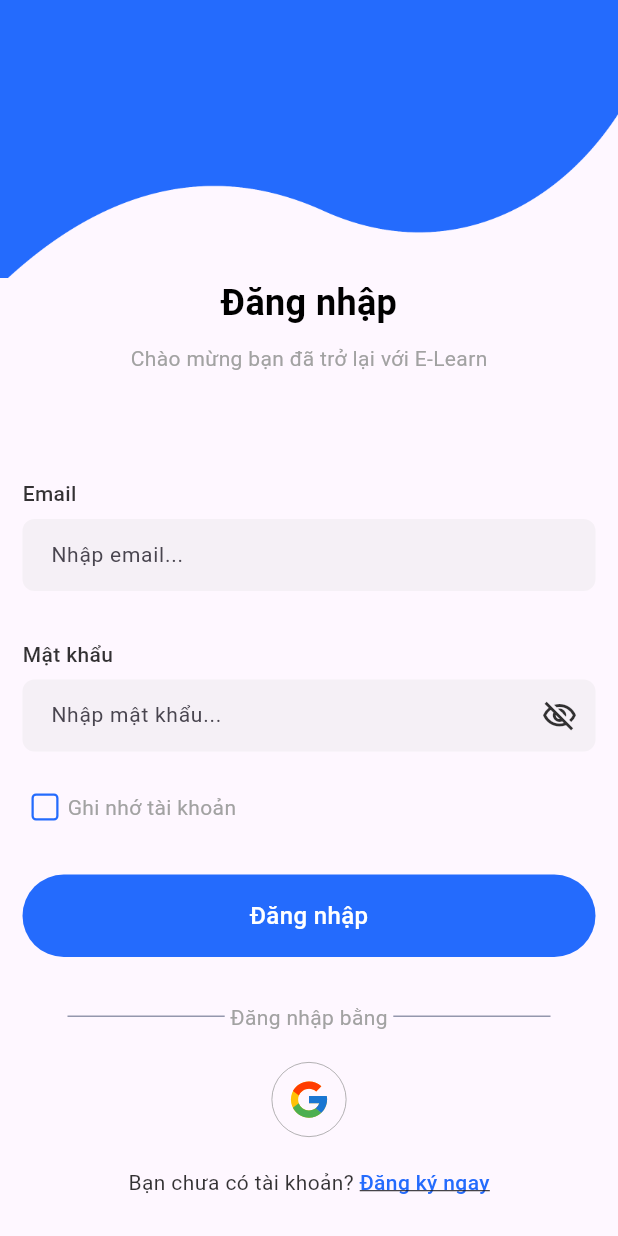
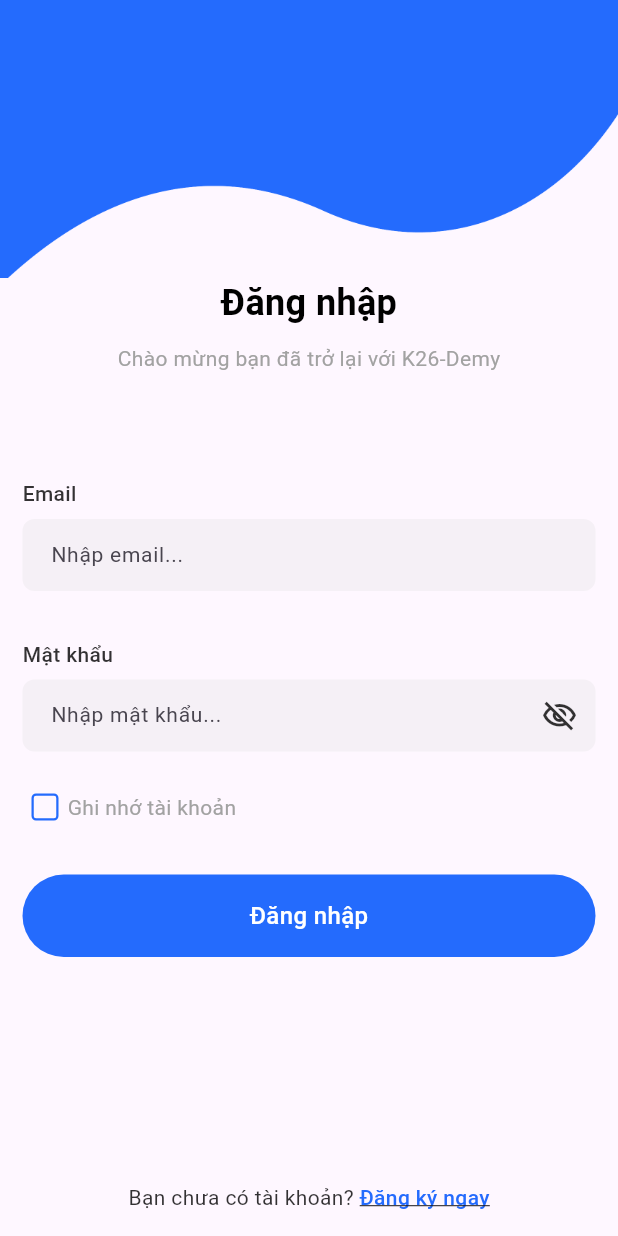
Before and after one commit to nguyetanphien/Elean2, a Flutter app: the SignInPage screen opened directly, on a phone screen of 412 x 824 dp. Run offline on Flutter 3.47's test engine with Material 3 defaults, Android fonts, the phone set to English and light mode, and no system bars; our stand-ins replace cached_network_image, chewie, connectivity, dio, flutter_image_compress, flutter_rating_bar and 17 more; missing offline and left inert: flutter_inappwebview; accounts and stored records are empty; generated files the repository leaves out were written again; network calls fail.

Commit message:
policy, help

```diff
--- a/lib/main.dart
+++ b/lib/main.dart
@@ -61,7 +61,7 @@ class MyApp extends StatelessWidget {
   @override
   Widget build(BuildContext context) {
     return MaterialApp(
-      title: 'E-Learn',
+      title: 'K26-Demy',
       theme: ThemeData(
 
           // colorScheme: ColorScheme.fromSeed(seedColor: Colors.deepPurple),
--- a/lib/src/page/auth/sign_in/sign_in_page.dart
+++ b/lib/src/page/auth/sign_in/sign_in_page.dart
@@ -1,5 +1,4 @@
 import 'package:flutter/material.dart';
-import 'package:flutter_svg/flutter_svg.dart';
 import 'package:kltn/src/base/base_page.dart';
 import 'package:kltn/src/page/auth/sign_in/sign_in_vm.dart';
 import 'package:kltn/src/page/auth/sign_up/sign_up_page.dart';
@@ -50,7 +49,7 @@ class _SignInPageState extends State<SignInPage> with MixinBasePage<SignInVM> {
                         height: 10,
                       ),
                       const Text(
-                        'Chào mừng bạn đã trở lại với E-Learn',
+                        'Chào mừng bạn đã trở lại với K26-Demy',
                         style: TextStyle(
                           color: AppColors.grayA2,
                           fontWeight: FontWeight.w400,
@@ -209,55 +208,55 @@ class _SignInPageState extends State<SignInPage> with MixinBasePage<SignInVM> {
                         ),
                       ),
                       const SizedBox(
-                        height: 30,
+                        height: 150,
                       ),
-                      const Row(
-                        children: [
-                          SizedBox(
-                            width: 30,
-                          ),
-                          Expanded(
-                            child: SizedBox(
-                              width: 100,
-                              child: Divider(
-                                color: AppColors.h9497AD,
-                                height: 0,
-                              ),
-                            ),
-                          ),
-                          Text(
-                            ' Đăng nhập bằng ',
-                            style: TextStyle(color: AppColors.grayA2, fontSize: 14, fontWeight: FontWeight.w400),
-                          ),
-                          Expanded(
-                            child: SizedBox(
-                              width: 100,
-                              child: Divider(
-                                color: AppColors.h9497AD,
-                                height: 0,
-                              ),
-                            ),
-                          ),
-                          SizedBox(
-                            width: 30,
-                          ),
-                        ],
-                      ),
-                      const SizedBox(
-                        height: 20,
-                      ),
-                      Container(
-                        width: 50,
-                        height: 50,
-                        padding: const EdgeInsets.all(10),
-                        decoration: BoxDecoration(
-                            borderRadius: BorderRadius.circular(40),
-                            border: Border.all(color: AppColors.gray99, width: 0.5)),
-                        child: SvgPicture.asset('assets/icon/google.svg'),
-                      ),
-                      const SizedBox(
-                        height: 20,
-                      ),
+                      // const Row(
+                      //   children: [
+                      //     SizedBox(
+                      //       width: 30,
+                      //     ),
+                      //     Expanded(
+                      //       child: SizedBox(
+                      //         width: 100,
+                      //         child: Divider(
+                      //           color: AppColors.h9497AD,
+                      //           height: 0,
+                      //         ),
+                      //       ),
+                      //     ),
+                      //     Text(
+                      //       ' Đăng nhập bằng ',
+                      //       style: TextStyle(color: AppColors.grayA2, fontSize: 14, fontWeight: FontWeight.w400),
+                      //     ),
+                      //     Expanded(
+                      //       child: SizedBox(
+                      //         width: 100,
+                      //         child: Divider(
+                      //           color: AppColors.h9497AD,
+                      //           height: 0,
+                      //         ),
+                      //       ),
+                      //     ),
+                      //     SizedBox(
+                      //       width: 30,
+                      //     ),
+                      //   ],
+                      // ),
+                      // const SizedBox(
+                      //   height: 20,
+                      // ),
+                      // Container(
+                      //   width: 50,
+                      //   height: 50,
+                      //   padding: const EdgeInsets.all(10),
+                      //   decoration: BoxDecoration(
+                      //       borderRadius: BorderRadius.circular(40),
+                      //       border: Border.all(color: AppColors.gray99, width: 0.5)),
+                      //   child: SvgPicture.asset('assets/icon/google.svg'),
+                      // ),
+                      // const SizedBox(
+                      //   height: 20,
+                      // ),
                       Row(
                         mainAxisAlignment: MainAxisAlignment.center,
                         children: [
--- a/lib/src/page/home/home_vm.dart
+++ b/lib/src/page/home/home_vm.dart
@@ -128,7 +128,7 @@ class HomeVM extends BaseViewModel {
     if ((prefs.userName ?? '').isNotEmpty) {
       userName = prefs.userName ?? '';
     } else {
-      userName = 'E-Learn';
+      userName = 'K26-Demy';
     }
     isLoadingUser = false;
     notifyListeners();
--- a/lib/src/page/splash/splash.dart
+++ b/lib/src/page/splash/splash.dart
@@ -38,7 +38,7 @@ class _SplashState extends State<Splash> with MixinBasePage<SplashVM> {
                       height: 10,
                     ),
                     const Text(
-                      'E-Learn',
+                      'K26-Demy',
                       style: TextStyle(
                         color: Colors.black,
                         fontWeight: FontWeight.w600,
--- a/lib/src/page/splash/splash_vm.dart
+++ b/lib/src/page/splash/splash_vm.dart
@@ -25,10 +25,6 @@ class SplashVM extends BaseViewModel {
     //           (route) => false,
     //         );
     //       });
-    print("pppppppp${prefs.token != null && prefs.userRole == 'teacher' && prefs.userUpdate == false}");
-    print("pppppppp${prefs.token }");
-    print("pppppppp${prefs.userRole }");
-    print("pppppppp${prefs.userUpdate}");
     InternetConnectionChecker().onStatusChange.listen((status) {
       switch (status) {
         case InternetConnectionStatus.connected:
--- a/lib/src/page/your_profile/your_profile_vm.dart
+++ b/lib/src/page/your_profile/your_profile_vm.dart
@@ -107,6 +107,7 @@ class YourProfileVM extends BaseViewModel {
         emailController.text = response.data?.userEmail ?? '';
         avatar = response.data?.userAvatar ?? '';
         phoneController.text = response.data?.userPhone ?? '';
+        dateTimeController.text = response.data?.userBirthday ?? '';
       }
       hideLoading();
       notifyListeners();
@@ -125,6 +126,8 @@ class YourProfileVM extends BaseViewModel {
     final body = ProfileBody()
       ..userAvatar = avatar
       ..userName = nameController.text
+      ..userBirthday = dateTimeController.text
+      ..userPhone = phoneController.text
       ..userExperience = userModel.userExperience ?? [];
 
     try {
```
Also changed, not shown: lib/src/base/helper/helper.dart (+9 -0 lines), lib/src/page/profile/profile_page.dart (+87 -9 lines), lib/src/page/profile/profile_vm.dart (+25 -0 lines), lib/src/page/your_profile/your_profile_page.dart (+58 -56 lines), assets/icon/facebook.svg (added), assets/icon/gmail.svg (added), 1 other file.
